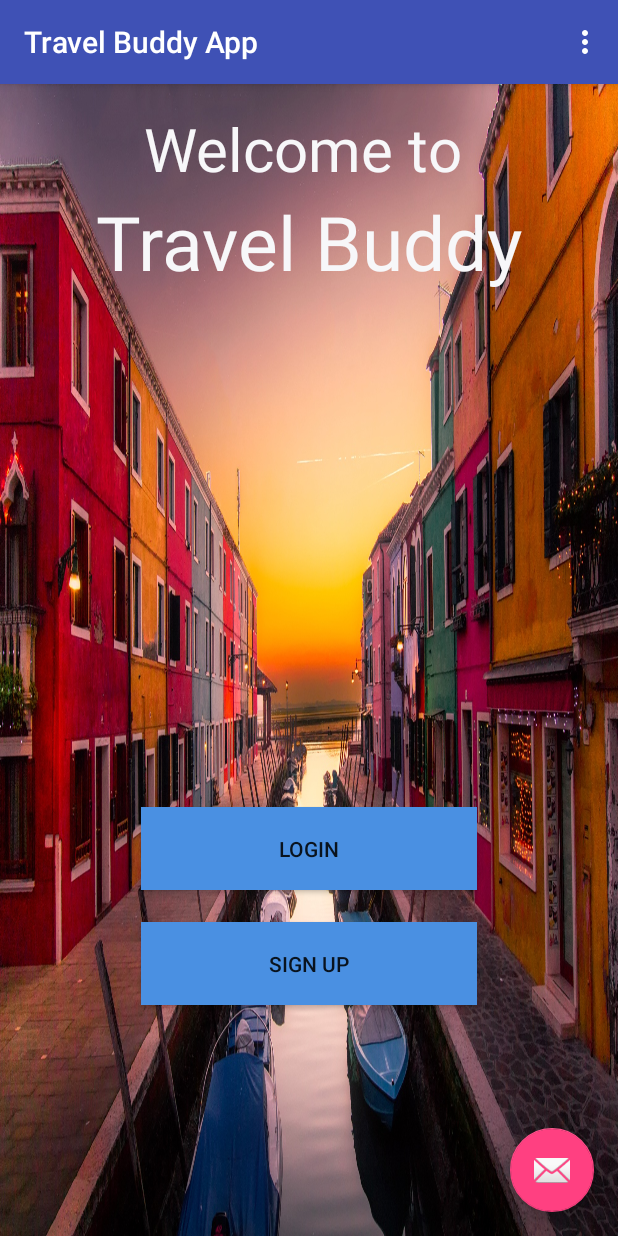
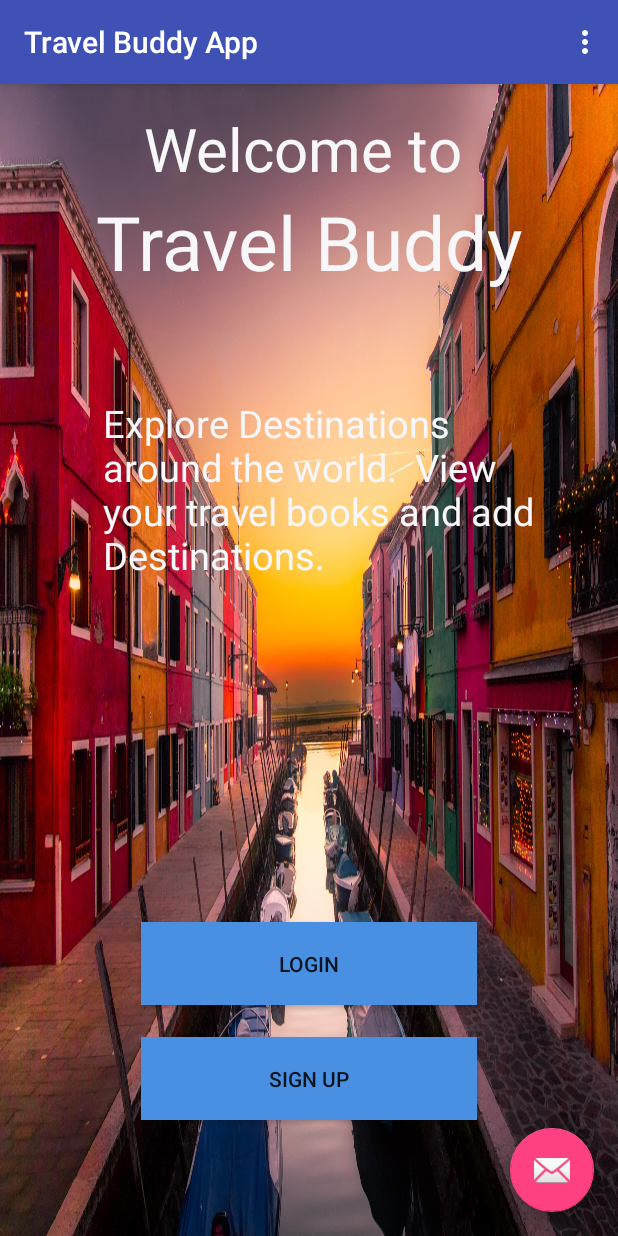
Before and after one commit to ITRW324project/webdev_TravelBuddy, an Android app: the screen it shows after launch (MainActivity), on a phone screen of 412 x 824 dp. Run offline under Robolectric (Android 15) with nearby library versions, the phone set to English and light mode, and no system bars.

Commit message:
main UI final design

```diff
--- a/Mobile_App/MyApplication/app/src/main/res/layout/content_main.xml
+++ b/Mobile_App/MyApplication/app/src/main/res/layout/content_main.xml
@@ -53,9 +53,9 @@
         app:layout_constraintBottom_toBottomOf="parent"
         app:layout_constraintRight_toRightOf="@+id/Login_Button"
         tools:layout_constraintLeft_creator="1"
-        android:layout_marginBottom="154dp"
+        android:layout_marginBottom="77dp"
         app:layout_constraintLeft_toLeftOf="@+id/Login_Button"
-        app:layout_constraintHorizontal_bias="0.0" />
+        app:layout_constraintHorizontal_bias="1.0" />
 
     <Button
         android:id="@+id/Login_Button"
@@ -71,4 +71,20 @@
         android:layout_marginBottom="21dp"
         app:layout_constraintLeft_toLeftOf="parent" />
 
+    <TextView
+        android:id="@+id/Main_Text_3"
+        android:layout_width="295dp"
+        android:layout_height="143dp"
+        android:text="Explore Destinations around the world.  View your travel books and add Destinations."
+        android:textSize="25sp"
+        android:textColor="#f7f7f9"
+        tools:layout_constraintTop_creator="1"
+        tools:layout_constraintRight_creator="1"
+        app:layout_constraintRight_toRightOf="parent"
+        android:layout_marginTop="70dp"
+        app:layout_constraintTop_toBottomOf="@+id/Main_Text_2"
+        tools:layout_constraintLeft_creator="1"
+        app:layout_constraintLeft_toLeftOf="parent"
+        app:layout_constraintHorizontal_bias="0.587" />
+
 </android.support.constraint.ConstraintLayout>
```
